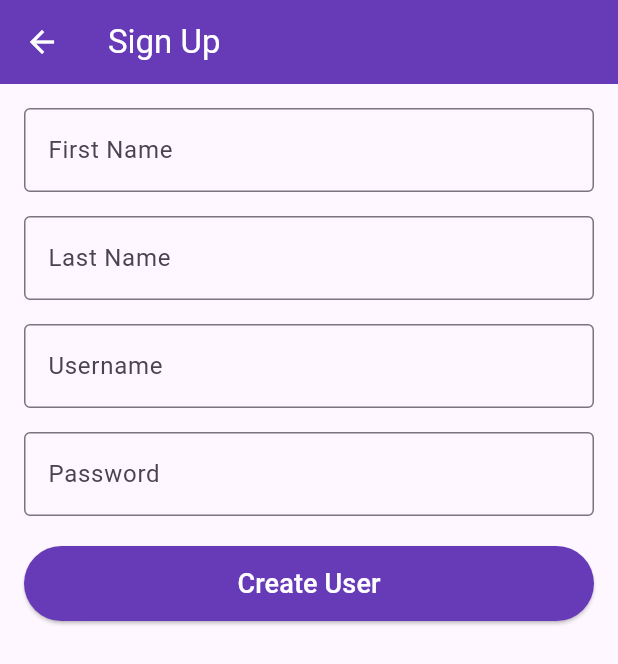
After one commit to aldyneronqs/Flatter_LaboratoryActivity_01, a Flutter app: the screen it shows after launch, after a tap on "Sign Up", on a phone screen of 412 x 824 dp. The commit adds this screen. Shown: the top 664 px of the screen. Run offline on Flutter 3.47's test engine with Material 3 defaults, Android fonts, the phone set to English and light mode, and no system bars; network calls fail.

Commit message:
added signup page

```diff
--- a/lib/main.dart
+++ b/lib/main.dart
@@ -1,5 +1,6 @@
 import 'package:flutter/material.dart';
 import 'homepage_AAR.dart';
+import 'signup_AAR.dart';
 
 void main() {
   runApp(
@@ -94,6 +95,23 @@ class _LoginFormState extends State<LoginForm> {
                 ),
                 child: Text('Login'),
               ),
+              SizedBox(height: 20),
+            ElevatedButton(
+              onPressed: ()
+              {
+                Navigator.push(
+                  context,
+                  MaterialPageRoute(builder: (context) => SignUpPage()),
+                );
+              },
+
+              style: ElevatedButton.styleFrom(
+                  backgroundColor: Colors.deepPurple,
+                  foregroundColor: Colors.white,
+                ),
+
+              child: Text('Sign Up'),
+            ),
               ]
     );
   }
--- /dev/null
+++ b/lib/signup_AAR.dart
@@ -0,0 +1,136 @@
+import 'package:flutter/material.dart';
+import 'dart:convert';
+import 'package:http/http.dart' as http;
+
+class SignUpPage extends StatefulWidget {
+  @override
+  _SignUpPageState createState() => _SignUpPageState();
+}
+
+class _SignUpPageState extends State<SignUpPage> {
+  final TextEditingController _firstNameController = TextEditingController();
+  final TextEditingController _lastNameController = TextEditingController();
+  final TextEditingController _usernameController = TextEditingController();
+  final TextEditingController _passwordController = TextEditingController();
+
+  Future<void> _createUser() async {
+    final url = Uri.parse('https://reqres.in/api/users');
+
+    final Map<String, dynamic> requestData = {
+      'first_name': _firstNameController.text,
+      'last_name': _lastNameController.text,
+      'username': _usernameController.text,
+      'password': _passwordController.text,
+    };
+
+    try {
+      final response = await http.post(
+        url,
+        headers: {'Content-Type': 'application/json'},
+        body: jsonEncode(requestData),
+      );
+
+      if (response.statusCode == 201) {
+        print("User created successfully!");
+        print("Response Body: ${response.body}");
+        ScaffoldMessenger.of(context).showSnackBar(
+          SnackBar(content: Text('User created successfully!')),
+        );
+      } else {
+        print("Failed to create user.");
+        ScaffoldMessenger.of(context).showSnackBar(
+          SnackBar(content: Text('Failed to create user.')),
+        );
+      }
+    } catch (e) {
+      print("Error: $e");
+      ScaffoldMessenger.of(context).showSnackBar(
+        SnackBar(content: Text('An error occurred.')),
+      );
+    }
+  }
+
+  @override
+  Widget build(BuildContext context) {
+    return Scaffold(
+      appBar: AppBar(title: Text('Sign Up')),
+      body: SingleChildScrollView(           // ✅ Prevents overflow
+        child: Padding(
+          padding: EdgeInsets.all(16.0),
+          child: Column(
+            crossAxisAlignment: CrossAxisAlignment.stretch,  // ✅ Stretching to full width
+            children: [
+              TextField(
+                controller: _firstNameController,
+                decoration: InputDecoration(
+                  labelText: 'First Name',
+                  border: OutlineInputBorder(),            // ✅ Added border for better visibility
+                ),
+              ),
+              SizedBox(height: 16),
+
+              TextField(
+                controller: _lastNameController,
+                decoration: InputDecoration(
+                  labelText: 'Last Name',
+                  border: OutlineInputBorder(),
+                ),
+              ),
+              SizedBox(height: 16),
+
+              TextField(
+                controller: _usernameController,
+                decoration: InputDecoration(
+                  labelText: 'Username',
+                  border: OutlineInputBorder(),
+                ),
+              ),
+              SizedBox(height: 16),
+
+              TextField(
+                controller: _passwordController,
+                decoration: InputDecoration(
+                  labelText: 'Password',
+                  border: OutlineInputBorder(),
+                ),
+                obscureText: true,
+              ),
+              SizedBox(height: 20),
+
+              ElevatedButton(
+                onPressed: _createUser,
+                style: ElevatedButton.styleFrom(
+                  backgroundColor: Colors.deepPurple,
+                  foregroundColor: Colors.white,
+                  padding: EdgeInsets.symmetric(vertical: 12),  // ✅ Better button size
+                ),
+                child: Text('Create User', style: TextStyle(fontSize: 18)),
+              ),
+            ],
+          ),
+        ),
+      ),
+    );
+  }
+
+  @override
+  void dispose() {
+    _firstNameController.dispose();
+    _lastNameController.dispose();
+    _usernameController.dispose();
+    _passwordController.dispose();
+    super.dispose();
+  }
+}
+
+void main() {
+  runApp(
+    MaterialApp(
+      debugShowCheckedModeBanner: false,
+      theme: ThemeData(
+        primarySwatch: Colors.deepPurple,
+      ),
+      home: SignUpPage(),
+    ),
+  );
+}
--- a/pubspec.yaml
+++ b/pubspec.yaml
@@ -30,6 +30,7 @@ environment:
 dependencies:
   flutter:
     sdk: flutter
+  http: ^0.13.6
 
   # The following adds the Cupertino Icons font to your application.
   # Use with the CupertinoIcons class for iOS style icons.
```
Also changed, not shown: lib/homepage_AAR.dart (+19 -0 lines), pubspec.lock.
